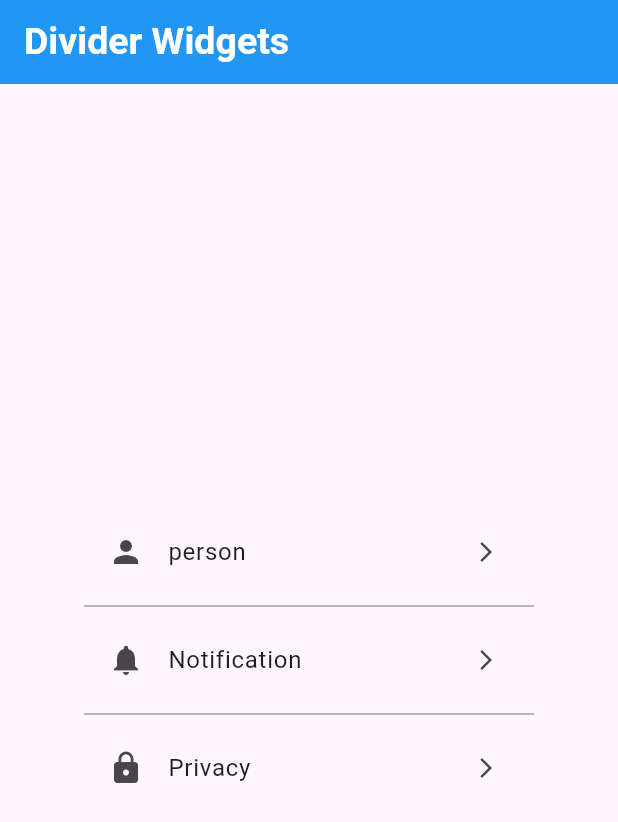
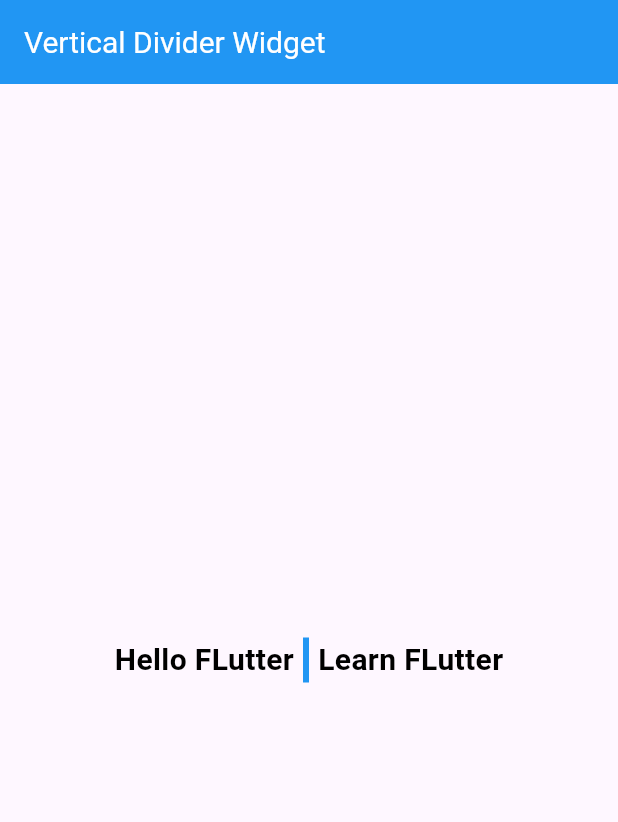
Before and after one commit to Gulshid/Flutter-Shorts-, a Flutter app: the screen it shows after launch, on a phone screen of 412 x 824 dp. Shown: the top 822 px of the screen. Run offline on Flutter 3.47's test engine with Material 3 defaults, Android fonts, the phone set to English and light mode, and no system bars.

Commit message:
vertical divider widget is done

```diff
--- /dev/null
+++ b/shorts/lib/ Basic Flutter Widgets/vertical_divider_widget.dart
@@ -0,0 +1,53 @@
+import 'package:flutter/material.dart';
+
+class VerticalDividerWidget extends StatefulWidget {
+  const VerticalDividerWidget({super.key});
+
+  @override
+  State<VerticalDividerWidget> createState() => _VerticalDividerWidgetState();
+}
+
+class _VerticalDividerWidgetState extends State<VerticalDividerWidget> {
+  @override
+  Widget build(BuildContext context) {
+    return Scaffold(
+      appBar: AppBar(
+        backgroundColor: Colors.blue,
+        title: Text(
+          "Vertical Divider Widget",
+          style: TextStyle(color: Colors.white, fontSize: 20),
+        ),
+      ),
+
+      body: Center(
+        child: Row(
+          mainAxisSize: MainAxisSize.min,
+          children: [
+            Text(
+              "Hello FLutter",
+              style: TextStyle(
+                color: Colors.black,
+                fontWeight: FontWeight.bold,
+                fontSize: 20,
+              ),
+            ),
+
+            SizedBox(
+              height: 30,
+              child: VerticalDivider(thickness: 4, color: Colors.blue),
+            ),
+
+            Text(
+              "Learn FLutter",
+              style: TextStyle(
+                color: Colors.black,
+                fontWeight: FontWeight.bold,
+                fontSize: 20,
+              ),
+            ),
+          ],
+        ),
+      ),
+    );
+  }
+}
--- a/shorts/lib/main.dart
+++ b/shorts/lib/main.dart
@@ -1,5 +1,5 @@
 import 'package:flutter/material.dart';
-import 'package:shorts/%20Basic%20Flutter%20Widgets/divider_widget.dart';
+import 'package:shorts/%20Basic%20Flutter%20Widgets/vertical_divider_widget.dart';
 
 void main() {
   runApp(const MyApp());
@@ -12,7 +12,7 @@ class MyApp extends StatelessWidget {
   Widget build(BuildContext context) {
     return MaterialApp(
       debugShowCheckedModeBanner: false,
-      home: DividerWidget(),
+      home: VerticalDividerWidget(),
     );
   }
 }
```
